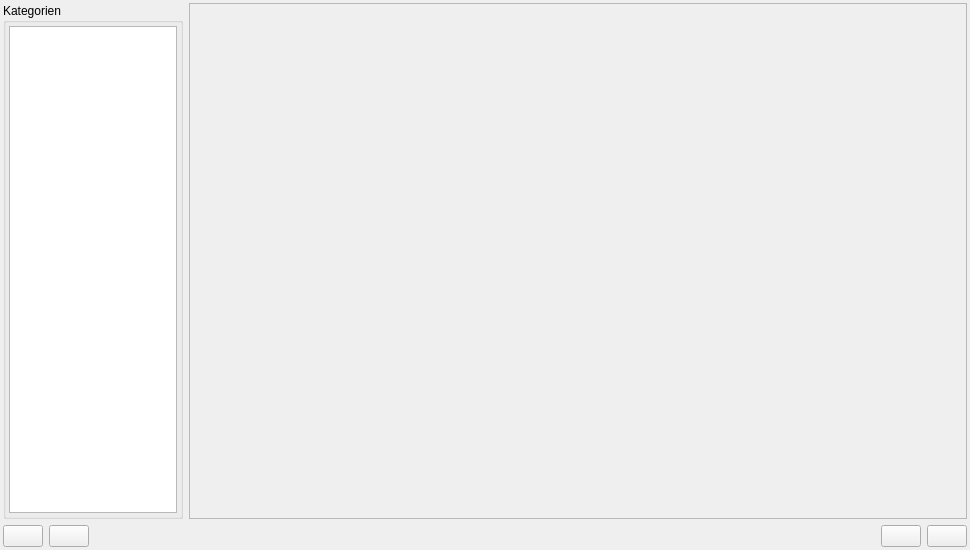
First picture: the form in guilibraries/wmsgui/src/ObjectEditor/CwmsObjectEditor.ui, repository WOGRA-AG/wms, before the edit.
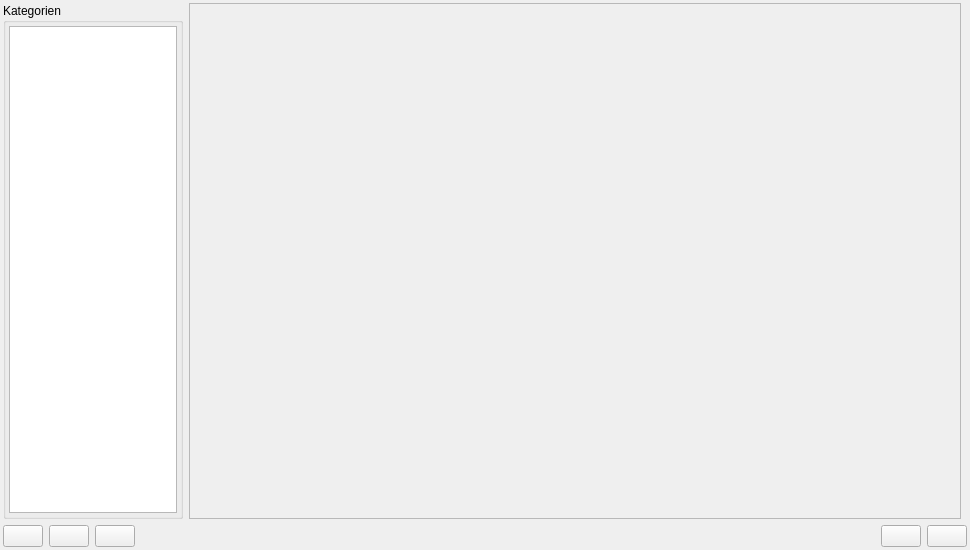
Second picture: the form after the edit. Icons and pictures are not drawn.

Commit message: minor improvements in usability. Added Scrollbar in Objecteditor. Added Object and Container Info Buttons for admins in UIs and used Help Dialog to display the infos.

Patch:
```diff
--- a/guilibraries/wmsgui/src/ObjectEditor/CwmsObjectEditor.ui
+++ b/guilibraries/wmsgui/src/ObjectEditor/CwmsObjectEditor.ui
@@ -62,23 +62,7 @@
      </layout>
     </widget>
    </item>
-   <item row="0" column="1">
-    <widget class="QFrame" name="m_pqfData">
-     <property name="sizePolicy">
-      <sizepolicy hsizetype="Expanding" vsizetype="Preferred">
-       <horstretch>0</horstretch>
-       <verstretch>0</verstretch>
-      </sizepolicy>
-     </property>
-     <property name="frameShape">
-      <enum>QFrame::StyledPanel</enum>
-     </property>
-     <property name="frameShadow">
-      <enum>QFrame::Raised</enum>
-     </property>
-    </widget>
-   </item>
-   <item row="1" column="0" colspan="2">
+   <item row="1" column="0" colspan="3">
     <layout class="QHBoxLayout" name="m_pqhbFunctions">
      <item>
       <widget class="QPushButton" name="m_pqpbPrint">
@@ -126,6 +110,26 @@
        </property>
       </widget>
      </item>
+     <item>
+      <widget class="QPushButton" name="m_pqpbMetaData">
+       <property name="toolTip">
+        <string>Objektinformationen</string>
+       </property>
+       <property name="text">
+        <string/>
+       </property>
+       <property name="icon">
+        <iconset resource="../../../wmsusermanagerlib/resources/usermanagerresources.qrc">
+         <normaloff>:/png/about.png</normaloff>:/png/about.png</iconset>
+       </property>
+       <property name="iconSize">
+        <size>
+         <width>24</width>
+         <height>24</height>
+        </size>
+       </property>
+      </widget>
+     </item>
      <item>
       <spacer name="horizontalSpacer">
        <property name="orientation">
@@ -181,6 +185,23 @@
      </item>
     </layout>
    </item>
+   <item row="0" column="1">
+    <widget class="QScrollArea" name="m_pqfData">
+     <property name="widgetResizable">
+      <bool>true</bool>
+     </property>
+     <widget class="QWidget" name="scrollAreaWidgetContents">
+      <property name="geometry">
+       <rect>
+        <x>0</x>
+        <y>0</y>
+        <width>770</width>
+        <height>502</height>
+       </rect>
+      </property>
+     </widget>
+    </widget>
+   </item>
   </layout>
  </widget>
  <resources>
```
Left out of the diff: 34 changed lines with no effect on the pictures. The commit also changes 17 other files.
